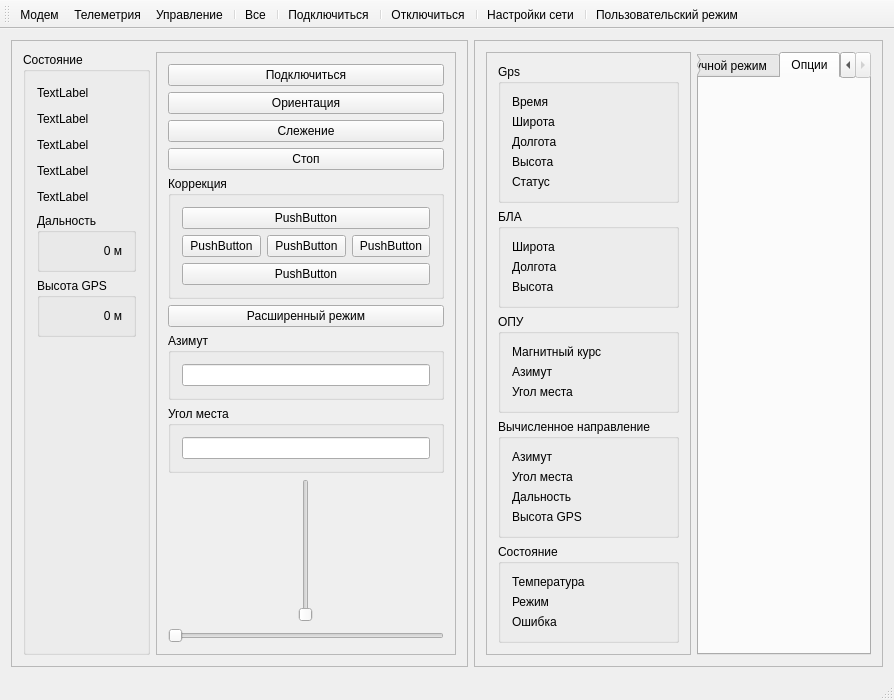
Before: the Qt Designer form SUA/sua.ui in SerikZ5/SUA, drawn with Qt 5.
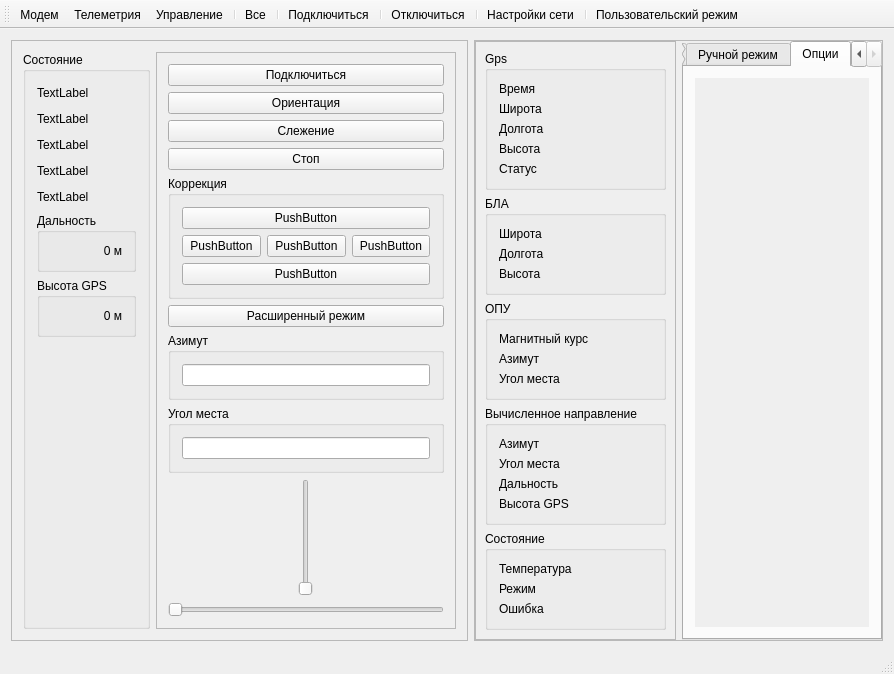
After: the same form once the commit is applied. The open tabs and pages were chosen to show the change.

Patch:
```diff
--- a/SUA/sua.ui
+++ b/SUA/sua.ui
@@ -13,6 +13,9 @@
   <property name="windowTitle">
    <string>SUA</string>
   </property>
+  <property name="styleSheet">
+   <string notr="true">background-color:</string>
+  </property>
   <widget class="QWidget" name="centralWidget">
    <layout class="QHBoxLayout" name="horizontalLayout">
     <item>
@@ -352,6 +355,9 @@
         <height>0</height>
        </size>
       </property>
+      <property name="styleSheet">
+       <string notr="true"/>
+      </property>
       <property name="frameShape">
        <enum>QFrame::StyledPanel</enum>
       </property>
@@ -359,6 +365,21 @@
        <enum>QFrame::Raised</enum>
       </property>
       <layout class="QHBoxLayout" name="horizontalLayout_13">
+       <property name="spacing">
+        <number>6</number>
+       </property>
+       <property name="leftMargin">
+        <number>0</number>
+       </property>
+       <property name="topMargin">
+        <number>0</number>
+       </property>
+       <property name="rightMargin">
+        <number>0</number>
+       </property>
+       <property name="bottomMargin">
+        <number>0</number>
+       </property>
        <item>
         <widget class="QFrame" name="frame_2">
          <property name="frameShape">
@@ -368,6 +389,21 @@
           <enum>QFrame::Raised</enum>
          </property>
          <layout class="QVBoxLayout" name="verticalLayout_7">
+          <property name="spacing">
+           <number>6</number>
+          </property>
+          <property name="leftMargin">
+           <number>9</number>
+          </property>
+          <property name="topMargin">
+           <number>9</number>
+          </property>
+          <property name="rightMargin">
+           <number>9</number>
+          </property>
+          <property name="bottomMargin">
+           <number>9</number>
+          </property>
           <item>
            <widget class="QGroupBox" name="groupBox_6">
             <property name="title">
@@ -748,6 +784,12 @@
        </item>
        <item>
         <widget class="QTabWidget" name="tabWidget">
+         <property name="autoFillBackground">
+          <bool>false</bool>
+         </property>
+         <property name="styleSheet">
+          <string notr="true"/>
+         </property>
          <property name="currentIndex">
           <number>0</number>
          </property>
@@ -884,6 +926,28 @@
           <attribute name="title">
            <string>Опции</string>
           </attribute>
+          <layout class="QVBoxLayout" name="verticalLayout_18">
+           <item>
+            <widget class="QScrollArea" name="scrollArea">
+             <property name="styleSheet">
+              <string notr="true">QScrollArea { border: none; }</string>
+             </property>
+             <property name="widgetResizable">
+              <bool>true</bool>
+             </property>
+             <widget class="QWidget" name="scrollAreaWidgetContents">
+              <property name="geometry">
+               <rect>
+                <x>0</x>
+                <y>0</y>
+                <width>228</width>
+                <height>564</height>
+               </rect>
+              </property>
+             </widget>
+            </widget>
+           </item>
+          </layout>
          </widget>
         </widget>
        </item>
```
Left out of the diff: 32 changed lines with no effect on the pictures.
